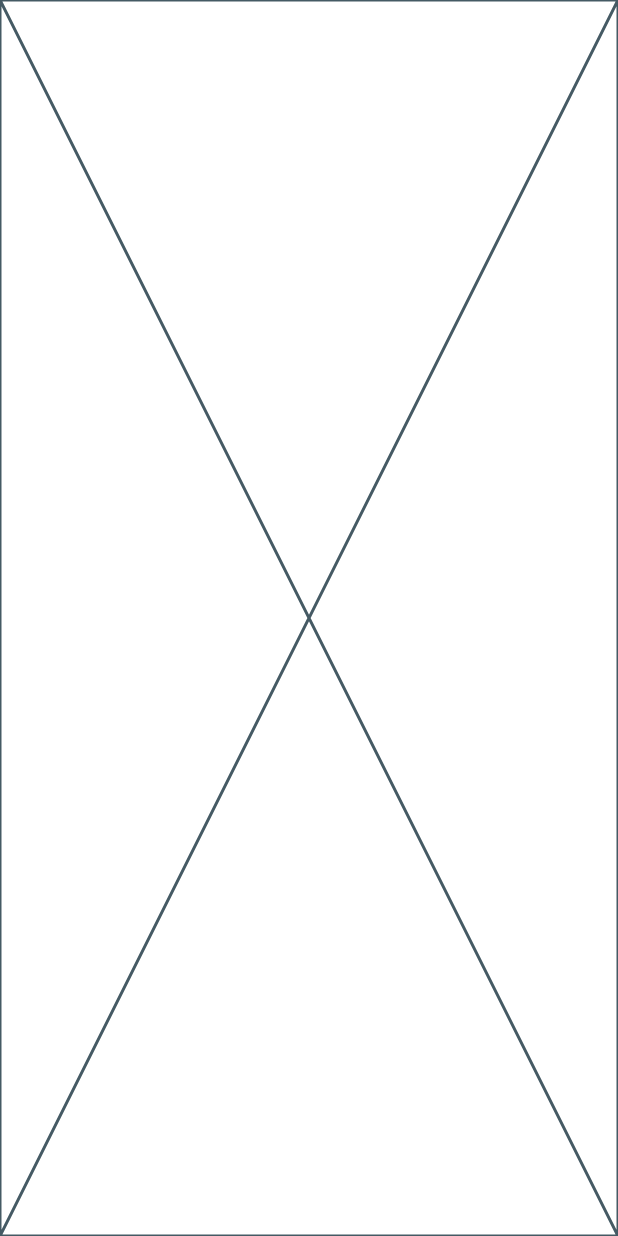
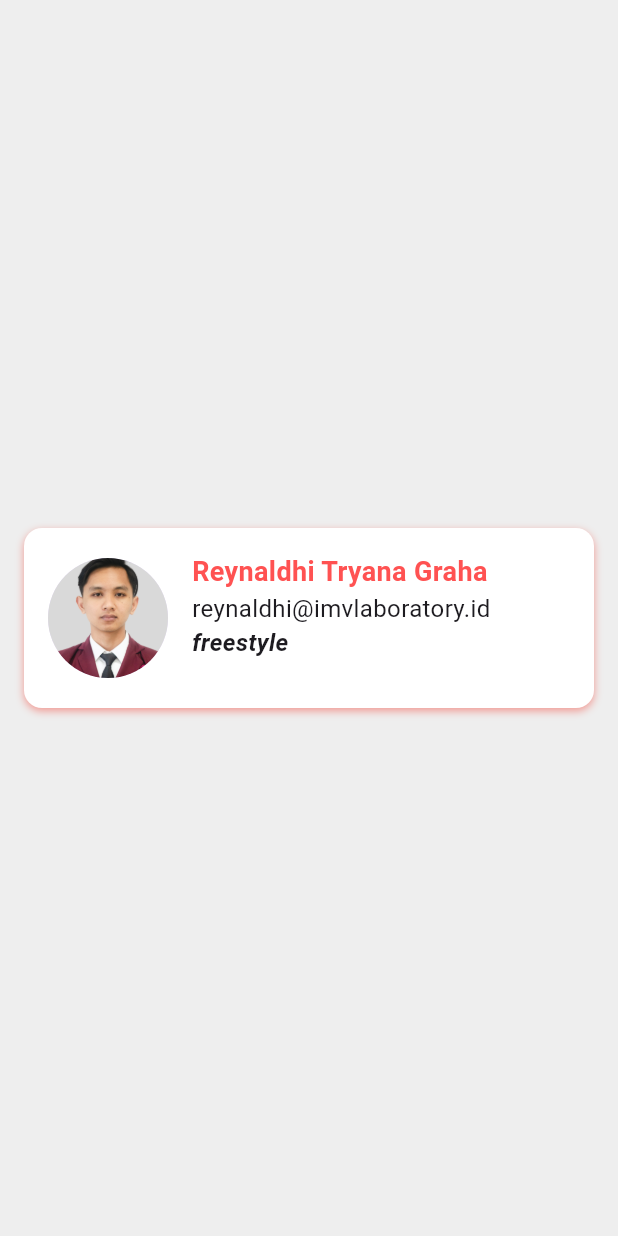
Before and after one commit to UnknownVisuals/Learn_Flutter, a Flutter app: the screen it shows after launch, on a phone screen of 412 x 824 dp. Run offline on Flutter 3.47's test engine with Material 3 defaults, Android fonts, the phone set to English and light mode, and no system bars.

Commit message:
added profile card

```diff
--- a/lib/profile_card.dart
+++ b/lib/profile_card.dart
@@ -10,6 +10,67 @@ class ProfileCard extends StatefulWidget {
 class _ProfileCardState extends State<ProfileCard> {
   @override
   Widget build(BuildContext context) {
-    return const Placeholder();
+    return Scaffold(
+      backgroundColor: Colors.grey[200],
+      body: Center(
+        child: Container(
+          padding: const EdgeInsets.all(16),
+          margin: const EdgeInsets.all(16),
+          height: 120,
+          decoration: BoxDecoration(
+            color: Colors.white,
+            borderRadius: BorderRadius.circular(12),
+            boxShadow: [
+              BoxShadow(
+                color: Colors.red.withOpacity(0.5),
+                blurRadius: 4,
+                offset: const Offset(0, 2),
+              ),
+            ],
+          ),
+          child: const Row(
+            mainAxisAlignment: MainAxisAlignment.start,
+            crossAxisAlignment: CrossAxisAlignment.center,
+            children: [
+              SizedBox(
+                width: 80,
+                height: 80,
+                child: CircleAvatar(
+                  radius: 50,
+                  backgroundImage: AssetImage('assets/REY.jpg'),
+                ),
+              ),
+              SizedBox(width: 16),
+              Column(
+                mainAxisAlignment: MainAxisAlignment.start,
+                crossAxisAlignment: CrossAxisAlignment.start,
+                children: [
+                  Text(
+                    'Reynaldhi Tryana Graha',
+                    style: TextStyle(
+                      fontSize: 18,
+                      fontWeight: FontWeight.bold,
+                      color: Colors.redAccent,
+                    ),
+                  ),
+                  Text(
+                    'reynaldhi@imvlaboratory.id',
+                    style: TextStyle(fontSize: 16),
+                  ),
+                  Text(
+                    'freestyle',
+                    style: TextStyle(
+                      fontSize: 16,
+                      fontWeight: FontWeight.bold,
+                      fontStyle: FontStyle.italic,
+                    ),
+                  ),
+                ],
+              ),
+            ],
+          ),
+        ),
+      ),
+    );
   }
 }
```
Also changed, not shown: pubspec.yaml (+4 -6 lines), assets/REY.jpg (added).
